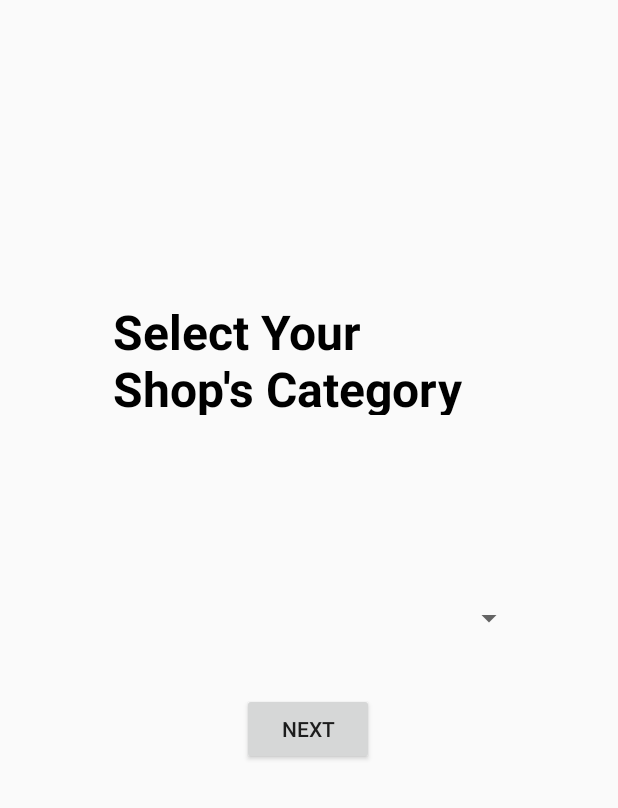
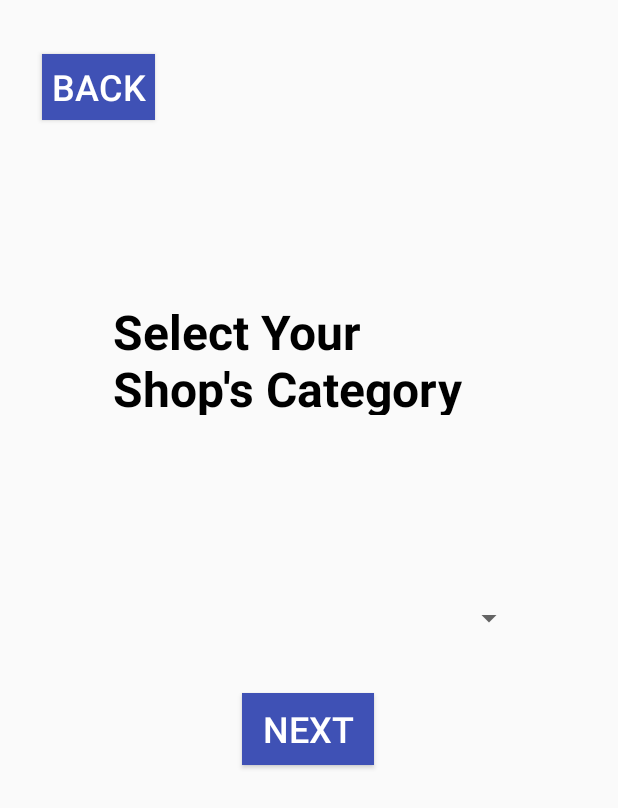
Before and after one commit to TeddyBonkerz/StoreFrontApp, an Android app: the layout get_started3.xml on its own in the app's theme, with its tools: preview values and no code run, on a phone screen of 412 x 824 dp. Shown: the top 808 px of the screen. Run offline under Robolectric (Android 15) with nearby library versions, the phone set to English and light mode, and no system bars.

Commit message:
added back button

```diff
--- a/app/src/main/res/layout/activity_home.xml
+++ b/app/src/main/res/layout/activity_home.xml
@@ -16,10 +16,10 @@
         android:textColor="#FFFFFF"
         app:layout_constraintBottom_toBottomOf="parent"
         app:layout_constraintEnd_toEndOf="parent"
-        app:layout_constraintHorizontal_bias="0.0"
+        app:layout_constraintHorizontal_bias="0.878"
         app:layout_constraintStart_toStartOf="parent"
         app:layout_constraintTop_toTopOf="parent"
-        app:layout_constraintVertical_bias="0.023" />
+        app:layout_constraintVertical_bias="0.947" />
 
     <TextView
         android:id="@+id/textView2"
--- a/app/src/main/res/layout/get_started1.xml
+++ b/app/src/main/res/layout/get_started1.xml
@@ -16,10 +16,10 @@
         android:textColor="#FFFFFF"
         app:layout_constraintBottom_toBottomOf="parent"
         app:layout_constraintEnd_toEndOf="parent"
-        app:layout_constraintHorizontal_bias="0.0"
+        app:layout_constraintHorizontal_bias="1.0"
         app:layout_constraintStart_toStartOf="parent"
         app:layout_constraintTop_toTopOf="parent"
-        app:layout_constraintVertical_bias="0.023" />
+        app:layout_constraintVertical_bias="0.937" />
 
     <Button
         android:id="@+id/getStartedBtn1"
--- a/app/src/main/res/layout/get_started3.xml
+++ b/app/src/main/res/layout/get_started3.xml
@@ -22,11 +22,14 @@
         app:layout_constraintVertical_bias="0.267" />
 
     <Button
-        android:onClick="switchLayout"
         android:id="@+id/getStartedBtn3"
         android:layout_width="wrap_content"
         android:layout_height="wrap_content"
+        android:background="#3F51B5"
+        android:onClick="switchLayout"
         android:text="next"
+        android:textColor="#FFFFFF"
+        android:textSize="24sp"
         app:layout_constraintBottom_toBottomOf="parent"
         app:layout_constraintEnd_toEndOf="parent"
         app:layout_constraintHorizontal_bias="0.498"
@@ -42,4 +45,20 @@
         app:layout_constraintEnd_toEndOf="parent"
         app:layout_constraintStart_toStartOf="parent"
         app:layout_constraintTop_toTopOf="parent" />
+
+    <Button
+        android:id="@+id/backBtn"
+        android:onClick="goBack"
+        android:layout_width="75dp"
+        android:layout_height="44dp"
+        android:background="#3F51B5"
+        android:text="back"
+        android:textColor="#FFFFFF"
+        android:textSize="24sp"
+        app:layout_constraintBottom_toBottomOf="parent"
+        app:layout_constraintEnd_toEndOf="parent"
+        app:layout_constraintHorizontal_bias="0.083"
+        app:layout_constraintStart_toStartOf="parent"
+        app:layout_constraintTop_toTopOf="parent"
+        app:layout_constraintVertical_bias="0.046" />
 </androidx.constraintlayout.widget.ConstraintLayout>
```
Also changed, not shown: app/src/main/AndroidManifest.xml (+10 -5 lines), app/src/main/java/com/example/storefrontapp/Get_Started.java (+38 -1 lines), app/src/main/res/layout/get_started4.xml (+16 -0 lines), app/src/main/res/layout/get_started5.xml (+32 -1 lines).
